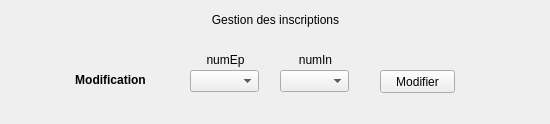
Before: the Qt Designer form gui/fct_part3_1_modif.ui in EloGamerr/BDD_Project_Dorian_Clement-, drawn with Qt 5.
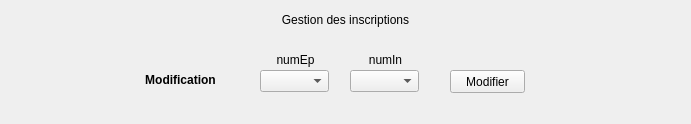
After: the same form once the commit is applied.

Commit message: Update UI scale. Ajout de l'affichage des exceptions pour TODO 3.1.

What changed in the file:
```diff
--- a/gui/fct_part3_1_modif.ui
+++ b/gui/fct_part3_1_modif.ui
@@ -6,7 +6,7 @@
    <rect>
     <x>0</x>
     <y>0</y>
-    <width>550</width>
+    <width>691</width>
     <height>124</height>
    </rect>
   </property>
@@ -16,7 +16,7 @@
   <widget class="QComboBox" name="numEp_Modification">
    <property name="geometry">
     <rect>
-     <x>190</x>
+     <x>260</x>
      <y>70</y>
      <width>69</width>
      <height>22</height>
@@ -26,7 +26,7 @@
   <widget class="QLabel" name="label_Modification">
    <property name="geometry">
     <rect>
-     <x>50</x>
+     <x>120</x>
      <y>70</y>
      <width>121</width>
      <height>20</height>
@@ -48,7 +48,7 @@
   <widget class="QComboBox" name="numIn_Modification">
    <property name="geometry">
     <rect>
-     <x>280</x>
+     <x>350</x>
      <y>70</y>
      <width>69</width>
      <height>22</height>
@@ -58,7 +58,7 @@
   <widget class="QPushButton" name="bouton_Modification">
    <property name="geometry">
     <rect>
-     <x>380</x>
+     <x>450</x>
      <y>70</y>
      <width>75</width>
      <height>23</height>
@@ -71,9 +71,9 @@
   <widget class="QLabel" name="titre">
    <property name="geometry">
     <rect>
-     <x>0</x>
+     <x>10</x>
      <y>10</y>
-     <width>551</width>
+     <width>671</width>
      <height>20</height>
     </rect>
    </property>
@@ -87,7 +87,7 @@
   <widget class="QLabel" name="titre_NumEp">
    <property name="geometry">
     <rect>
-     <x>190</x>
+     <x>260</x>
      <y>50</y>
      <width>71</width>
      <height>20</height>
@@ -103,7 +103,7 @@
   <widget class="QLabel" name="titre_NumIn">
    <property name="geometry">
     <rect>
-     <x>280</x>
+     <x>350</x>
      <y>50</y>
      <width>71</width>
      <height>20</height>
```
Left out of the diff: 1 changed line with no effect on the pictures. The commit also changes 2 other files.
